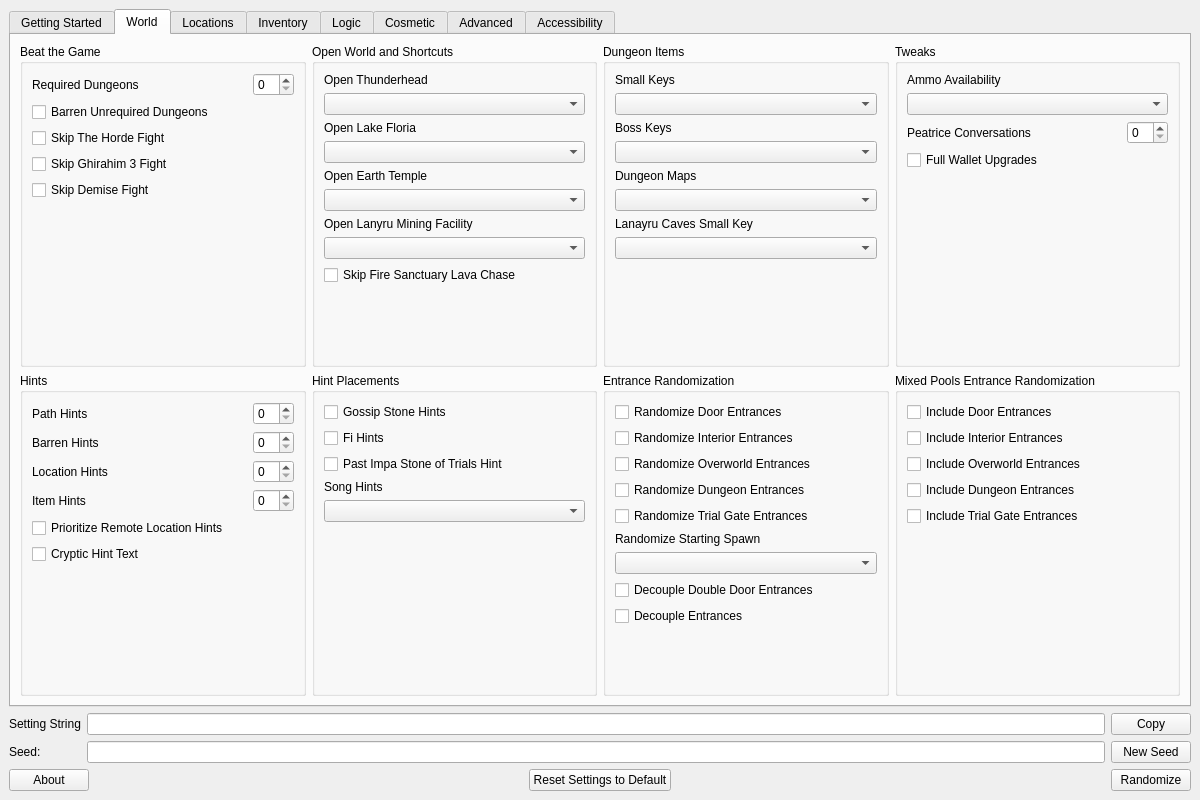
This is gui/ui/main.ui in mint-choc-chip-skyblade/sshd-rando as Qt 5 draws it before an edit. The edited form follows.
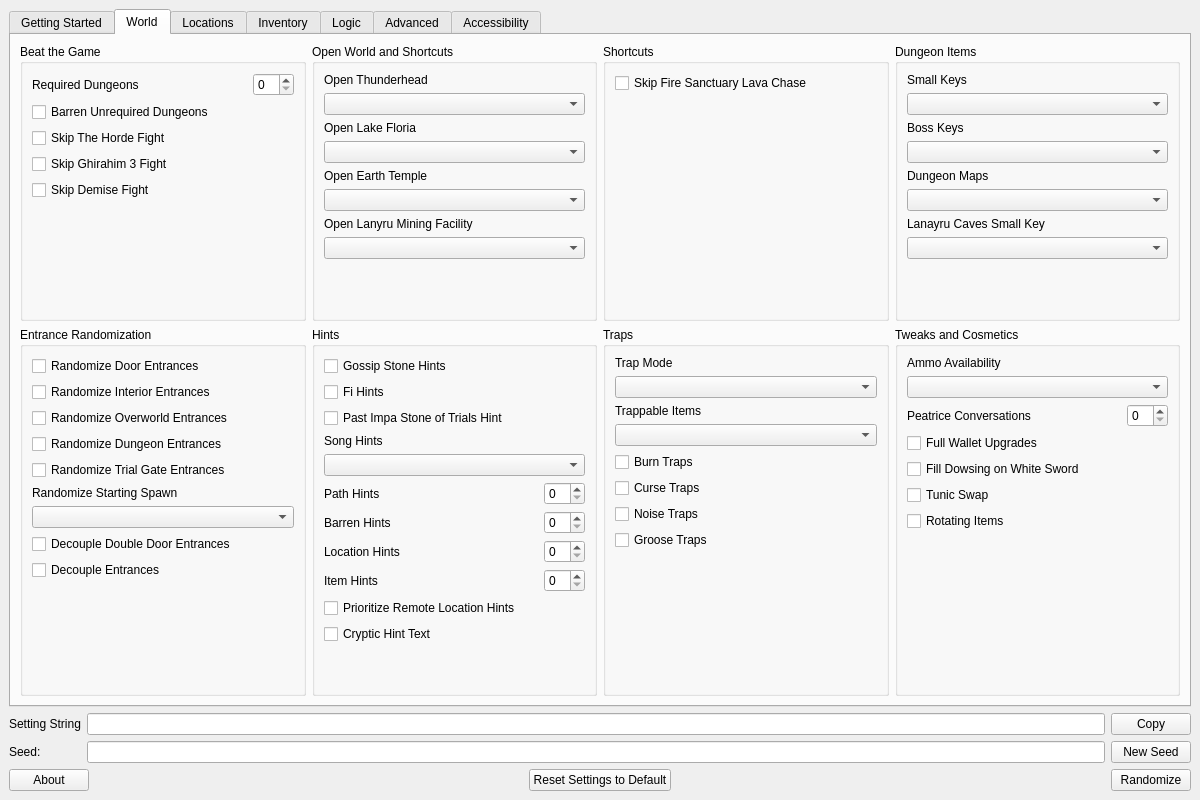
This is the edited form.

```diff
--- a/gui/ui/main.ui
+++ b/gui/ui/main.ui
@@ -498,13 +498,6 @@
            <item>
             <widget class="QComboBox" name="setting_open_lmf"/>
            </item>
-           <item>
-            <widget class="QCheckBox" name="setting_fs_lava_flow">
-             <property name="text">
-              <string>Skip Fire Sanctuary Lava Chase</string>
-             </property>
-            </widget>
-           </item>
            <item>
             <spacer name="open_world_vspacer">
              <property name="orientation">
@@ -521,7 +514,88 @@
           </layout>
          </widget>
         </item>
-        <item row="0" column="2">
+        <item row="1" column="0">
+         <widget class="QGroupBox" name="entrance_randomization_group_box">
+          <property name="title">
+           <string>Entrance Randomization</string>
+          </property>
+          <layout class="QVBoxLayout" name="verticalLayout_17">
+           <item>
+            <widget class="QCheckBox" name="setting_randomize_door_entrances">
+             <property name="text">
+              <string>Randomize Door Entrances</string>
+             </property>
+            </widget>
+           </item>
+           <item>
+            <widget class="QCheckBox" name="setting_randomize_interior_entrances">
+             <property name="text">
+              <string>Randomize Interior Entrances</string>
+             </property>
+            </widget>
+           </item>
+           <item>
+            <widget class="QCheckBox" name="setting_randomize_overworld_entrances">
+             <property name="text">
+              <string>Randomize Overworld Entrances</string>
+             </property>
+            </widget>
+           </item>
+           <item>
+            <widget class="QCheckBox" name="setting_randomize_dungeon_entrances">
+             <property name="text">
+              <string>Randomize Dungeon Entrances</string>
+             </property>
+            </widget>
+           </item>
+           <item>
+            <widget class="QCheckBox" name="setting_randomize_trial_gate_entrances">
+             <property name="text">
+              <string>Randomize Trial Gate Entrances</string>
+             </property>
+            </widget>
+           </item>
+           <item>
+            <widget class="QLabel" name="random_starting_spawn_label">
+             <property name="text">
+              <string>Randomize Starting Spawn</string>
+             </property>
+            </widget>
+           </item>
+           <item>
+            <widget class="QComboBox" name="setting_random_starting_spawn"/>
+           </item>
+           <item>
+            <widget class="QCheckBox" name="setting_decouple_double_doors">
+             <property name="text">
+              <string>Decouple Double Door Entrances</string>
+             </property>
+            </widget>
+           </item>
+           <item>
+            <widget class="QCheckBox" name="setting_decouple_entrances">
+             <property name="text">
+              <string>Decouple Entrances</string>
+             </property>
+            </widget>
+           </item>
+           <item>
+            <spacer name="entrance_randomization_vspacer">
+             <property name="orientation">
+              <enum>Qt::Vertical</enum>
+             </property>
+             <property name="sizeHint" stdset="0">
+              <size>
+               <width>20</width>
+               <height>40</height>
+              </size>
+             </property>
+            </spacer>
+           </item>
+          </layout>
+         </widget>
+        </item>
+        <item row="0" column="3">
          <widget class="QGroupBox" name="dungeons_group_box">
           <property name="title">
            <string>Dungeon Items</string>
@@ -584,11 +658,11 @@
          </widget>
         </item>
         <item row="1" column="1">
-         <widget class="QGroupBox" name="hint_placements_group_box">
+         <widget class="QGroupBox" name="hints_group_box">
           <property name="title">
-           <string>Hint Placements</string>
+           <string>Hints</string>
           </property>
-          <layout class="QVBoxLayout" name="verticalLayout_24">
+          <layout class="QVBoxLayout" name="verticalLayout_23">
            <item>
             <widget class="QCheckBox" name="setting_gossip_stone_hints">
              <property name="text">
@@ -621,28 +695,6 @@
             <widget class="QComboBox" name="setting_song_hints"/>
            </item>
            <item>
-            <spacer name="hint_placements_vspacer">
-             <property name="orientation">
-              <enum>Qt::Vertical</enum>
-             </property>
-             <property name="sizeHint" stdset="0">
-              <size>
-               <width>20</width>
-               <height>40</height>
-              </size>
-             </property>
-            </spacer>
-           </item>
-          </layout>
-         </widget>
-        </item>
-        <item row="1" column="0">
-         <widget class="QGroupBox" name="hints_group_box">
-          <property name="title">
-           <string>Hints</string>
-          </property>
-          <layout class="QVBoxLayout" name="verticalLayout_23">
-           <item>
             <layout class="QHBoxLayout" name="path_hints_layout">
              <item>
               <widget class="QLabel" name="path_hints_label">
@@ -756,10 +808,80 @@
           </layout>
          </widget>
         </item>
-        <item row="0" column="3">
+        <item row="1" column="2">
+         <widget class="QGroupBox" name="hint_placements_group_box">
+          <property name="title">
+           <string>Traps</string>
+          </property>
+          <layout class="QVBoxLayout" name="verticalLayout_24">
+           <item>
+            <widget class="QLabel" name="trap_mode_label">
+             <property name="text">
+              <string>Trap Mode</string>
+             </property>
+            </widget>
+           </item>
+           <item>
+            <widget class="QComboBox" name="setting_trap_mode"/>
+           </item>
+           <item>
+            <widget class="QLabel" name="trappable_items_label">
+             <property name="text">
+              <string>Trappable Items</string>
+             </property>
+            </widget>
+           </item>
+           <item>
+            <widget class="QComboBox" name="setting_trappable_items"/>
+           </item>
+           <item>
+            <widget class="QCheckBox" name="setting_burn_traps">
+             <property name="text">
+              <string>Burn Traps</string>
+             </property>
+            </widget>
+           </item>
+           <item>
+            <widget class="QCheckBox" name="setting_curse_traps">
+             <property name="text">
+              <string>Curse Traps</string>
+             </property>
+            </widget>
+           </item>
+           <item>
+            <widget class="QCheckBox" name="setting_noise_traps">
+             <property name="text">
+              <string>Noise Traps</string>
+             </property>
+            </widget>
+           </item>
+           <item>
+            <widget class="QCheckBox" name="setting_groose_traps">
+             <property name="text">
+              <string>Groose Traps</string>
+             </property>
+            </widget>
+           </item>
+           <item>
+            <spacer name="hint_placements_vspacer">
+             <property name="orientation">
+              <enum>Qt::Vertical</enum>
+             </property>
+             <property name="sizeHint" stdset="0">
+              <size>
+               <width>20</width>
+               <height>40</height>
+              </size>
+             </property>
+            </spacer>
+           </item>
+          </layout>
+         </widget>
+        </item>
+        <item row="1" column="3">
          <widget class="QGroupBox" name="tweaks_group_box">
           <property name="title">
-           <string>Tweaks</string>
+           <string>Tweaks and Cosmetics</string>
           </property>
           <layout class="QVBoxLayout" name="verticalLayout">
            <item>
@@ -806,6 +928,27 @@
              </property>
             </widget>
            </item>
+           <item>
+            <widget class="QCheckBox" name="setting_dowsing_after_whitesword">
+             <property name="text">
+              <string>Fill Dowsing on White Sword</string>
+             </property>
+            </widget>
+           </item>
+           <item>
+            <widget class="QCheckBox" name="setting_tunic_swap">
+             <property name="text">
+              <string>Tunic Swap</string>
+             </property>
+            </widget>
+           </item>
+           <item>
+            <widget class="QCheckBox" name="setting_rotating_items">
+             <property name="text">
+              <string>Rotating Items</string>
+             </property>
+            </widget>
+           </item>
            <item>
             <spacer name="tweaks_vspacer">
              <property name="orientation">
@@ -822,125 +965,16 @@
           </layout>
          </widget>
         </item>
-        <item row="1" column="2">
-         <widget class="QGroupBox" name="entrance_randomization_group_box">
-          <property name="title">
-           <string>Entrance Randomization</string>
-          </property>
-          <layout class="QVBoxLayout" name="verticalLayout_17">
-           <item>
-            <widget class="QCheckBox" name="setting_randomize_door_entrances">
-             <property name="text">
-              <string>Randomize Door Entrances</string>
-             </property>
-            </widget>
-           </item>
-           <item>
-            <widget class="QCheckBox" name="setting_randomize_interior_entrances">
-             <property name="text">
-              <string>Randomize Interior Entrances</string>
-             </property>
-            </widget>
-           </item>
-           <item>
-            <widget class="QCheckBox" name="setting_randomize_overworld_entrances">
-             <property name="text">
-              <string>Randomize Overworld Entrances</string>
-             </property>
-            </widget>
-           </item>
-           <item>
-            <widget class="QCheckBox" name="setting_randomize_dungeon_entrances">
-             <property name="text">
-              <string>Randomize Dungeon Entrances</string>
-             </property>
-            </widget>
-           </item>
-           <item>
-            <widget class="QCheckBox" name="setting_randomize_trial_gate_entrances">
-             <property name="text">
-              <string>Randomize Trial Gate Entrances</string>
-             </property>
-            </widget>
-           </item>
-           <item>
-            <widget class="QLabel" name="random_starting_spawn_label">
-             <property name="text">
-              <string>Randomize Starting Spawn</string>
-             </property>
-            </widget>
-           </item>
-           <item>
-            <widget class="QComboBox" name="setting_random_starting_spawn"/>
-           </item>
-           <item>
-            <widget class="QCheckBox" name="setting_decouple_double_doors">
-             <property name="text">
-              <string>Decouple Double Door Entrances</string>
-             </property>
-            </widget>
-           </item>
-           <item>
-            <widget class="QCheckBox" name="setting_decouple_entrances">
-             <property name="text">
-              <string>Decouple Entrances</string>
-             </property>
-            </widget>
-           </item>
-           <item>
-            <spacer name="entrance_randomization_vspacer">
-             <property name="orientation">
-              <enum>Qt::Vertical</enum>
-             </property>
-             <property name="sizeHint" stdset="0">
-              <size>
-               <width>20</width>
-               <height>40</height>
-              </size>
-             </property>
-            </spacer>
-           </item>
-          </layout>
-         </widget>
-        </item>
-        <item row="1" column="3">
+        <item row="0" column="2">
          <widget class="QGroupBox" name="mixed_pools_group_box">
           <property name="title">
-           <string>Mixed Pools Entrance Randomization</string>
+           <string>Shortcuts</string>
           </property>
           <layout class="QVBoxLayout" name="verticalLayout_25">
            <item>
-            <widget class="QCheckBox" name="mixed_pools_door">
+            <widget class="QCheckBox" name="setting_fs_lava_flow">
              <property name="text">
-              <string>Include Door Entrances</string>
-             </property>
-            </widget>
-           </item>
-           <item>
-            <widget class="QCheckBox" name="mixed_pools_interior">
-             <property name="text">
-              <string>Include Interior Entrances</string>
-             </property>
-            </widget>
-           </item>
-           <item>
-            <widget class="QCheckBox" name="mixed_pools_overworld">
-             <property name="text">
-              <string>Include Overworld Entrances</string>
-             </property>
-            </widget>
-           </item>
-           <item>
-            <widget class="QCheckBox" name="mixed_pools_dungeon">
-             <property name="text">
-              <string>Include Dungeon Entrances</string>
-             </property>
-            </widget>
-           </item>
-           <item>
-            <widget class="QCheckBox" name="mixed_pools_trial_gate">
-             <property name="text">
-              <string>Include Trial Gate Entrances</string>
+              <string>Skip Fire Sanctuary Lava Chase</string>
              </property>
             </widget>
            </item>
@@ -1614,42 +1648,6 @@
         </item>
        </layout>
       </widget>
-      <widget class="QWidget" name="cosmetic_tab">
-       <attribute name="title">
-        <string>Cosmetic</string>
-       </attribute>
-       <layout class="QGridLayout" name="gridLayout_4">
-        <item row="0" column="0">
-         <widget class="QGroupBox" name="groupBox_3">
-          <property name="title">
-           <string>GroupBox</string>
-          </property>
-          <layout class="QVBoxLayout" name="verticalLayout_11">
-           <item>
-            <widget class="QCheckBox" name="setting_tunic_swap">
-             <property name="text">
-              <string>Tunic Swap</string>
-             </property>
-            </widget>
-           </item>
-           <item>
-            <spacer name="verticalSpacer_3">
-             <property name="orientation">
-              <enum>Qt::Vertical</enum>
-             </property>
-             <property name="sizeHint" stdset="0">
-              <size>
-               <width>20</width>
-               <height>576</height>
-              </size>
-             </property>
-            </spacer>
-           </item>
-          </layout>
-         </widget>
-        </item>
-       </layout>
-      </widget>
       <widget class="QWidget" name="advanced_tab">
        <attribute name="title">
         <string>Advanced</string>
```
Left out of the diff: 35 changed lines with no effect on the pictures.
